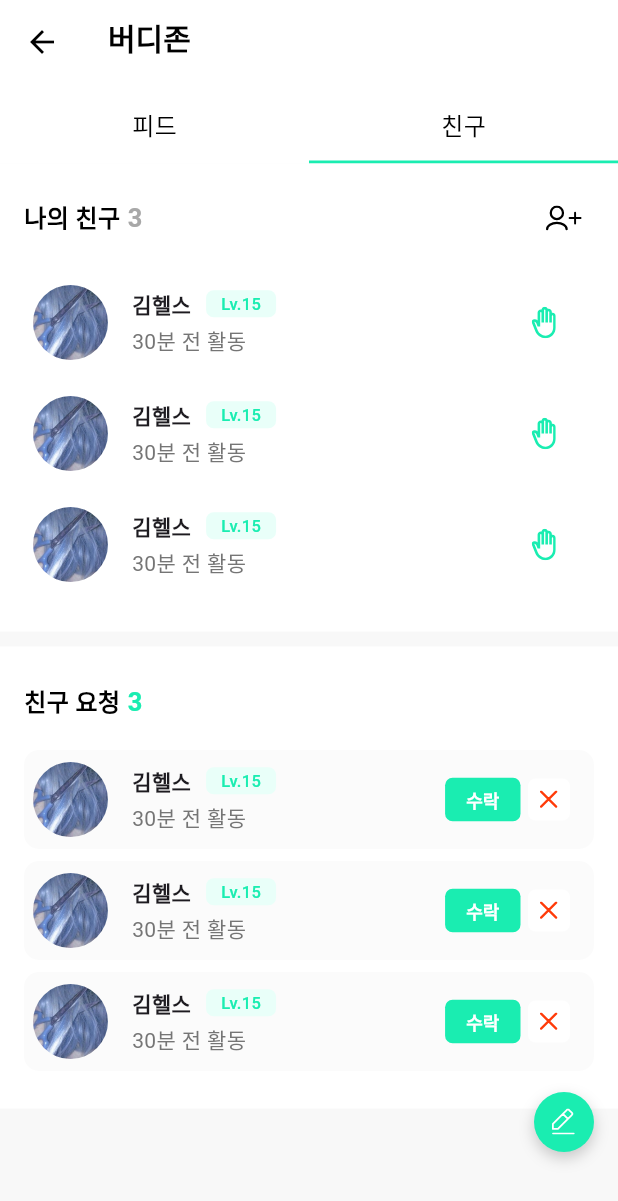
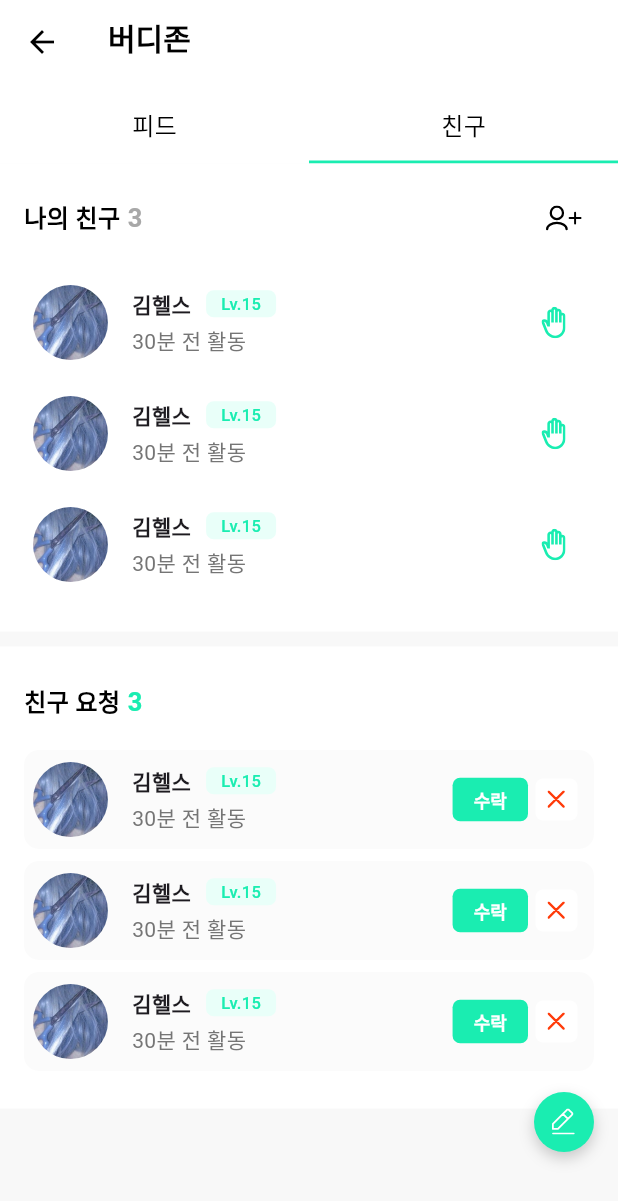
Before and after one commit to soluxAbsolute2025/30th_2_appsolute_bodybuddy_front, a Flutter app: the BuddyZonePage screen opened directly, after a tap on "친구", on a phone screen of 412 x 824 dp. Shown: the top 1201 px of the screen. Run offline on Flutter 3.47's test engine with Material 3 defaults, Android fonts, the phone set to English and light mode, and no system bars; our stand-ins replace flutter_svg; Roboto replaces fonts that are missing (Pretendard).

Commit message:
Style. UI 스타일 조정

```diff
--- a/lib/features/buddyzone/widgets/friends/friendrequestBlock.dart
+++ b/lib/features/buddyzone/widgets/friends/friendrequestBlock.dart
@@ -19,7 +19,7 @@ class _FriendrequestState extends State<FriendrequestBlock> {
         borderRadius: BorderRadius.circular(10.0),
       ),
       // margin: EdgeInsets.symmetric(horizontal: 16.0),
-      padding: EdgeInsets.symmetric(vertical: 8.0, horizontal: 6.0),
+      padding: EdgeInsets.only(top: 8.0, bottom: 8.0, right: 6.0, left: 6.0),
       child: Row(
         children: [
           SizedBox(
@@ -87,7 +87,7 @@ class _FriendrequestState extends State<FriendrequestBlock> {
             ),
           ),
           Container(
-            padding: EdgeInsets.only(right: 10.0),
+            padding: EdgeInsets.only(right: 5.0),
             child: Row(
               children: [
                 Container(
@@ -134,7 +134,7 @@ class _FriendrequestState extends State<FriendrequestBlock> {
                       print("x 클릭!");
                     },
                     style: TextButton.styleFrom(
-                      foregroundColor: Color(0x1188D3BD),
+                      foregroundColor: Color(0xFFF65A33),
                       padding: EdgeInsets.symmetric(
                         vertical: 8.0,
                         horizontal: 8.0,
--- a/lib/features/buddyzone/widgets/friends/friends_request_section.dart
+++ b/lib/features/buddyzone/widgets/friends/friends_request_section.dart
@@ -22,8 +22,7 @@ class FriendRequestSection extends StatelessWidget {
             child: Row(
               mainAxisAlignment: MainAxisAlignment.spaceBetween,
               children: [
-                Container(
-                  child: Row(
+                Row(
                   children: [
                     Text(
                       '친구 요청',
@@ -44,7 +43,6 @@ class FriendRequestSection extends StatelessWidget {
                     ),
                   ],
                 ),
-                ),
               ],
             ),
           ),
--- a/lib/features/buddyzone/widgets/friends/my_friends_section.dart
+++ b/lib/features/buddyzone/widgets/friends/my_friends_section.dart
@@ -24,8 +24,7 @@ class MyFriendsSection extends StatelessWidget {
             child: Row(
               mainAxisAlignment: MainAxisAlignment.spaceBetween,
               children: [
-                Container(
-                  child: Row(
+                Row(
                   children: [
                     Text(
                       '나의 친구',
@@ -46,7 +45,6 @@ class MyFriendsSection extends StatelessWidget {
                     ),
                   ],
                 ),
-                ),
                 Container(
                   decoration: BoxDecoration(
                     borderRadius: BorderRadius.circular(5.0),
@@ -56,7 +54,6 @@ class MyFriendsSection extends StatelessWidget {
                     onPressed: () {
                       print("친구 추가 클릭!");
                       _showdialog(context);
-                      // _showWithdrawdialog(context);
                     },
                     style: TextButton.styleFrom(
                       foregroundColor: Color(0x1188D3BD),
@@ -121,12 +118,14 @@ class MyFriendsSection extends StatelessWidget {
             SizedBox(height: 10.0),
           ],
         ),
-        content: SizedBox(
+        content: Container(
           width: MediaQuery.of(context).size.width,
+          margin: EdgeInsets.symmetric(horizontal: 16.0),
           child: _TextFromFieldWidget(hintText: '친구 아이디 입력'),
         ),
         actions: [
           _dialogButtonWidget(text: '취소', context: context),
+          SizedBox(width: 8.0),
           _dialogButtonWidget(text: '추가', context: context),
         ],
         backgroundColor: Colors.white,
--- a/lib/features/buddyzone/widgets/friends/myfriendBlock.dart
+++ b/lib/features/buddyzone/widgets/friends/myfriendBlock.dart
@@ -79,16 +79,15 @@ class MyfriendBlock extends StatelessWidget {
             ),
           ),
           Container(
-            margin: const EdgeInsets.only(right: 10.0),
-            width: 35.0,
-            height: 35.0,
+            margin: const EdgeInsets.only(right: 5.0),
+
             child: TextButton(
               onPressed: () {
                 print("손 흔들기 클릭!");
               },
               style: TextButton.styleFrom(
                 foregroundColor: Color(0x1188D3BD),
-                padding: EdgeInsets.zero,
+                padding: EdgeInsets.symmetric(vertical: 6.0, horizontal: 8.0),
                 minimumSize: Size.zero,
                 tapTargetSize:
                     MaterialTapTargetSize.shrinkWrap, // 터치 영역을 내용물에 맞춤
```
Lines whose indentation alone changed are shown as unchanged.
